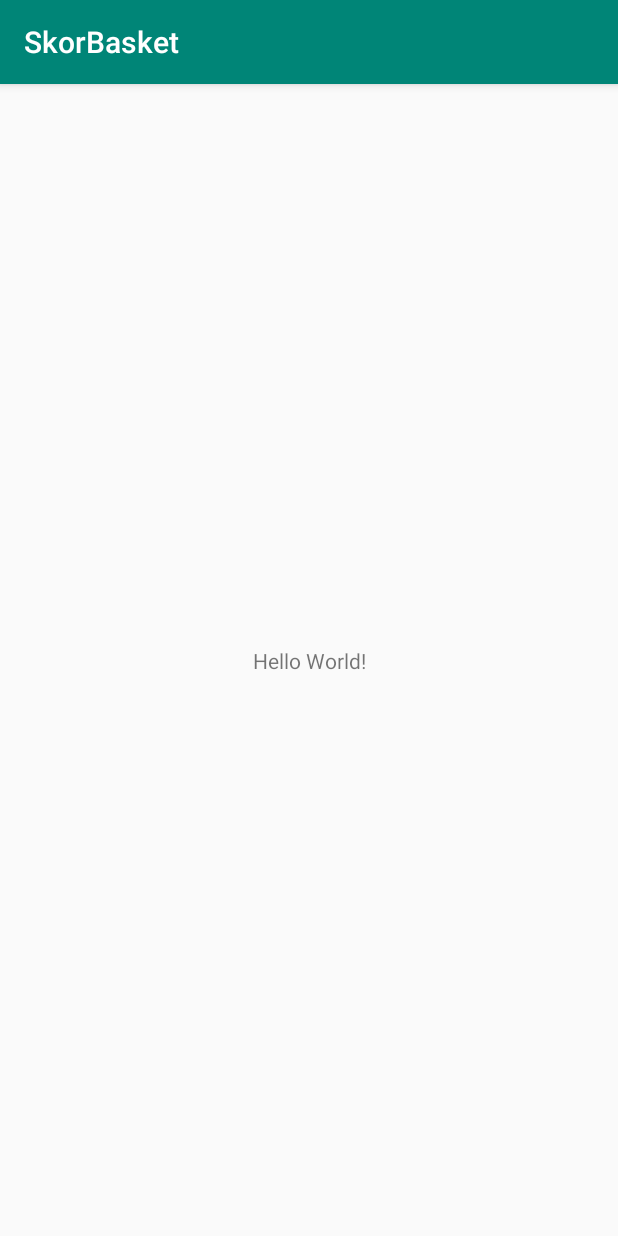
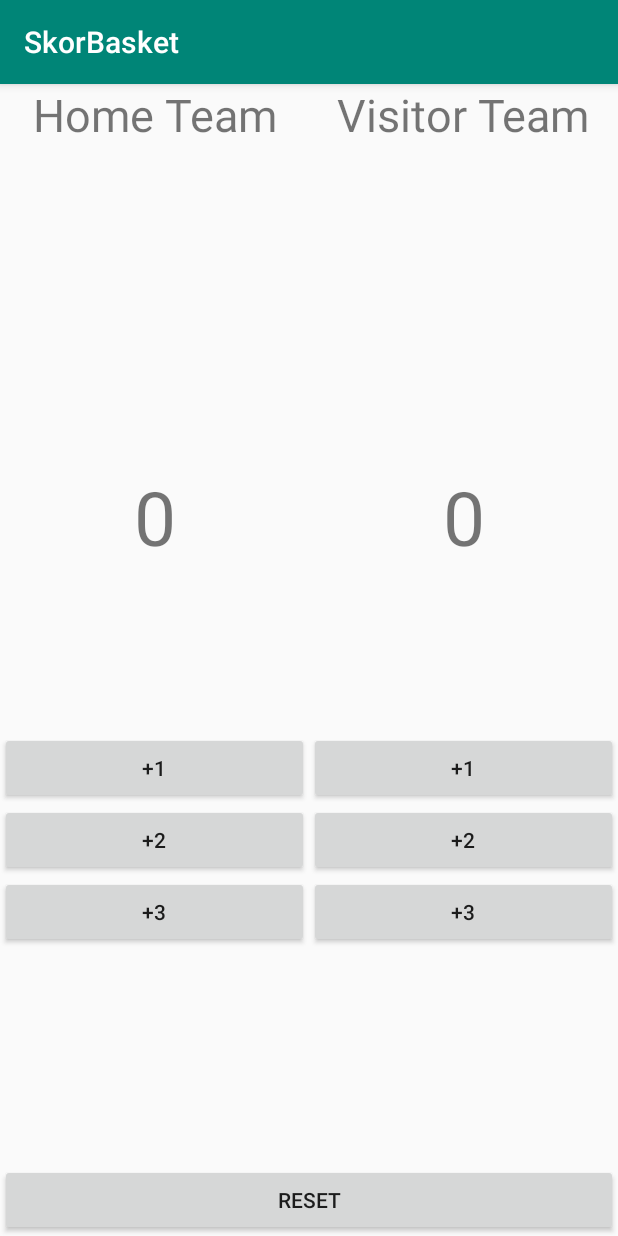
Before and after one commit to yulicaa/2019-mobile10, an Android app: the screen it shows after launch (MainActivity), on a phone screen of 412 x 824 dp. Run offline under Robolectric (Android 15) with nearby library versions, the phone set to English and light mode, and no system bars.

Commit message:
update layout activity

```diff
--- a/SkorBasket/app/src/main/res/layout/activity_main.xml
+++ b/SkorBasket/app/src/main/res/layout/activity_main.xml
@@ -4,17 +4,52 @@
 	xmlns:tools="http://schemas.android.com/tools"
 	android:layout_width="match_parent"
 	android:layout_height="match_parent"
-	tools:context=".MainActivity"
-	>
+	tools:context=".MainActivity">
 
-	<TextView
+	<androidx.constraintlayout.widget.Guideline
+		android:id="@+id/guideline"
 		android:layout_width="wrap_content"
 		android:layout_height="wrap_content"
-		android:text="Hello World!"
-		app:layout_constraintBottom_toBottomOf="parent"
+		android:orientation="vertical"
+		app:layout_constraintGuide_percent="0.5" />
+
+	<androidx.constraintlayout.widget.Guideline
+		android:id="@+id/guideline4"
+		android:layout_width="wrap_content"
+		android:layout_height="wrap_content"
+		android:orientation="horizontal"
+		app:layout_constraintGuide_percent="0.75" />
+
+	<fragment
+		android:id="@+id/fragmentVisitor"
+		android:name="id.ac.polinema.skorbasket.fragments.VisitorFragment"
+		android:layout_width="0dp"
+		android:layout_height="0dp"
+		app:layout_constraintBottom_toTopOf="@+id/guideline4"
+		app:layout_constraintLeft_toLeftOf="@+id/guideline"
+		app:layout_constraintRight_toRightOf="parent"
+		app:layout_constraintTop_toTopOf="parent">
+
+	</fragment>
+
+	<fragment
+		android:id="@+id/fragmentHome"
+		android:name="id.ac.polinema.skorbasket.fragments.HomeFragment"
+		android:layout_width="0dp"
+		android:layout_height="0dp"
+		app:layout_constraintBottom_toTopOf="@id/guideline4"
+		app:layout_constraintLeft_toLeftOf="parent"
+		app:layout_constraintRight_toRightOf="@id/guideline"
+		app:layout_constraintTop_toTopOf="parent" />
+	<fragment
+		android:id="@+id/fragmentWinner"
+		android:name="id.ac.polinema.skorbasket.fragments.WinnerFragment"
+		android:layout_width="0dp"
+		android:layout_height="0dp"
 		app:layout_constraintLeft_toLeftOf="parent"
 		app:layout_constraintRight_toRightOf="parent"
-		app:layout_constraintTop_toTopOf="parent"
+		app:layout_constraintBottom_toBottomOf="parent"
+		app:layout_constraintTop_toBottomOf="@id/guideline4"
 		/>
 
 </androidx.constraintlayout.widget.ConstraintLayout>
```
